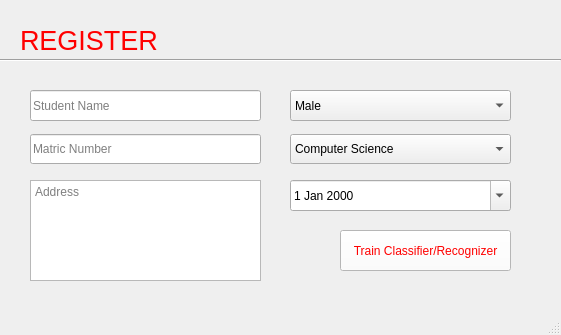
This is register.ui in moluwole/face as Qt 5 draws it before an edit. The edited form follows.
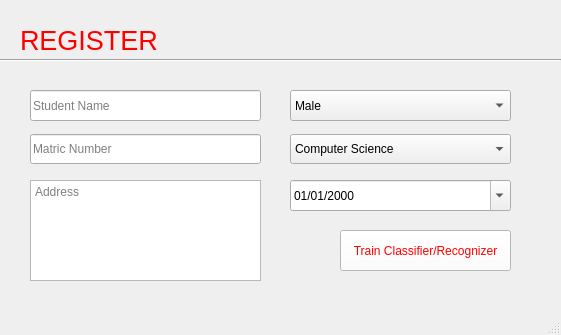
This is the edited form.

```diff
--- a/register.ui
+++ b/register.ui
@@ -190,6 +190,12 @@
       <height>31</height>
      </rect>
     </property>
+    <property name="currentSection">
+     <enum>QDateTimeEdit::MonthSection</enum>
+    </property>
+    <property name="displayFormat">
+     <string>MM/dd/yyyy</string>
+    </property>
     <property name="calendarPopup">
      <bool>true</bool>
     </property>
```
Left out of the diff: 3 changed lines with no effect on the pictures.
